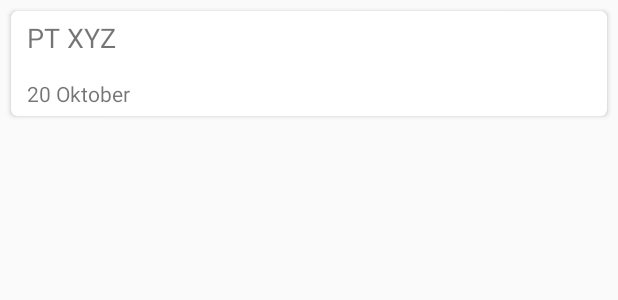
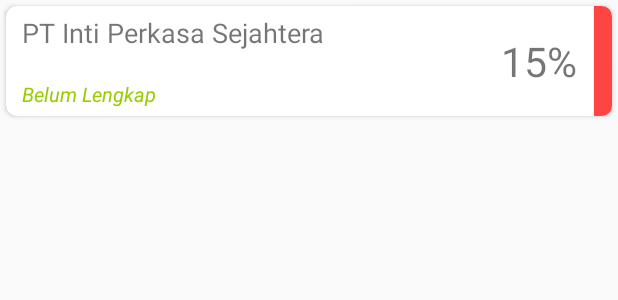
Before and after one commit to mpeew/AwalJuniSidang, an Android app: the layout list_item_survey.xml on its own in the app's theme, with its tools: preview values and no code run, on a phone screen of 412 x 824 dp. Shown: the top 300 px of the screen. Run offline under Robolectric (Android 15) with nearby library versions, the phone set to English and light mode, and no system bars.

Commit message:
sebelum swipe RecyclerView

```diff
--- a/app/src/main/java/com/mpewpazi/android/awaljunisidang/DataFetcher.java
+++ b/app/src/main/java/com/mpewpazi/android/awaljunisidang/DataFetcher.java
@@ -90,6 +90,8 @@
     private static final String MSTGelombangENDPOINT="http://192.168.1.100/galpal/mstGelombang/api";
     private static final String MSTSatuanENDPOINT="http://192.168.1.100/galpal/mstSatuan/api";
     private static final String MSTJenisProduksiENDPOINT="http://192.168.1.100/galpal/mstJenisProduksi/api";
+
+    private static final String KualifikasiSurveyENDPOINT="http://192.168.1.100/galpal/kualifikasiSurvey/api";
 
     private static final Uri MenuCheckingGalpalENDPOINT = Uri.parse("http://192.168.1.100/galpal/menuF1EntryChecking/api/id");
     private static final Uri MenuCheckingKompalENDPOINT = Uri.parse("http://192.168.1.100/galpal/menuF2EntryChecking/api/id");
@@ -201,7 +203,7 @@
 
         try {
 
-            String jsonString = getUrlString("http://192.168.1.102/galpal/");
+            String jsonString = getUrlString(KualifikasiSurveyENDPOINT);
             Log.i(TAG, "Received JSON: " + jsonString);
             JSONArray jsonBody = new JSONArray(jsonString);
             parseKualifikasiSurveys(items,jsonBody);
--- a/app/src/main/java/com/mpewpazi/android/awaljunisidang/Form/FormGalpal4.java
+++ b/app/src/main/java/com/mpewpazi/android/awaljunisidang/Form/FormGalpal4.java
@@ -30,7 +30,7 @@
     private String rutrw;
     private String note;
 
-    public static final int kode=4;
+    public static final int kode=5;
 
 
     public int getIdPeriode() {
--- a/app/src/main/java/com/mpewpazi/android/awaljunisidang/Form/FormGalpal6.java
+++ b/app/src/main/java/com/mpewpazi/android/awaljunisidang/Form/FormGalpal6.java
@@ -42,7 +42,7 @@
         this.note = note;
     }
 
-    public static final int kode=6;
+    public static final int kode=7;
 
     public int getIdPeralatanKerjaCraneServer() {
         return idPeralatanKerjaCraneServer;
--- a/app/src/main/java/com/mpewpazi/android/awaljunisidang/Form/FormKompal3a.java
+++ b/app/src/main/java/com/mpewpazi/android/awaljunisidang/Form/FormKompal3a.java
@@ -17,7 +17,7 @@
     private int satuan;
     private String note;
 
-    public static final int kode=3;
+    public static final int kode=4;
 
     public int getIdJenisKapasitasProduksiServer() {
         return idJenisKapasitasProduksiServer;
--- a/app/src/main/java/com/mpewpazi/android/awaljunisidang/Form/FormKompal3b.java
+++ b/app/src/main/java/com/mpewpazi/android/awaljunisidang/Form/FormKompal3b.java
@@ -25,7 +25,7 @@
     private String keterangan;
     private String note;
 
-    public static final int kode=4;
+    public static final int kode=5;
 
     public int getIdJumlahProduksiServer() {
         return idJumlahProduksiServer;
--- a/app/src/main/java/com/mpewpazi/android/awaljunisidang/Form/FormKompal3c.java
+++ b/app/src/main/java/com/mpewpazi/android/awaljunisidang/Form/FormKompal3c.java
@@ -21,7 +21,7 @@
     private int jumlahProduksiThn4;
     private String note;
 
-    public static final int kode=5;
+    public static final int kode=6;
 
     public int getIdSistemBerproduksiServer() {
         return idSistemBerproduksiServer;
--- a/app/src/main/java/com/mpewpazi/android/awaljunisidang/Form/FormKompal3d.java
+++ b/app/src/main/java/com/mpewpazi/android/awaljunisidang/Form/FormKompal3d.java
@@ -16,7 +16,7 @@
     private String keterangan;
     private String note;
 
-    public static final int kode=6;
+    public static final int kode=7;
 
     public int getIdStandarMutuServer() {
         return idStandarMutuServer;
--- a/app/src/main/java/com/mpewpazi/android/awaljunisidang/Fragment/FormGalpal1Fragment.java
+++ b/app/src/main/java/com/mpewpazi/android/awaljunisidang/Fragment/FormGalpal1Fragment.java
@@ -105,7 +105,7 @@
         mGalpalForms=mDummyMaker.getGalpalForms();
         mKualifikasiSurvey=mDummyMaker.getKualifikasiSurvey(DrawerFormActivity.kualifikasiSurveyId);
         mFormGalpal1=mDummyMaker.getFormGalpal1(DrawerFormActivity.kualifikasiSurveyId);
-        mMenuCheckingGalpal=mDummyMaker.getMenuCheckingGalpal(DrawerFormActivity.kualifikasiSurveyId,FormGalpal1.kode);
+        mMenuCheckingGalpal=mDummyMaker.getMenuCheckingGalpal(DrawerFormActivity.kualifikasiSurveyId,mFormGalpal1.getKodeForm());
 
         mValidator=new Validator(this);
         mValidator.setValidationListener(this);
--- a/app/src/main/java/com/mpewpazi/android/awaljunisidang/database/BaseDBHelper.java
+++ b/app/src/main/java/com/mpewpazi/android/awaljunisidang/database/BaseDBHelper.java
@@ -82,6 +82,7 @@
                         KualifikasiSurveyTable.Cols.ID_PERUSAHAAN +", " +
                         KualifikasiSurveyTable.Cols.ID_PERIODE +", " +
                         KualifikasiSurveyTable.Cols.PROGRESS +", " +
+                        KualifikasiSurveyTable.Cols.STATUS +", " +
                         KualifikasiSurveyTable.Cols.ID_GALANGAN_KAPAL +" )"
         );
 
@@ -333,7 +334,7 @@
 
         db.execSQL(
                 "create table "+MenuCheckingGalpalTable.NAME+
-                        "("+MenuCheckingGalpalTable.Cols.ID_MENU_F1_ENTRY_CHECKING+" int primary key ," +
+                        "("+MenuCheckingGalpalTable.Cols.ID_MENU_F1_ENTRY_CHECKING+" integer primary key autoincrement ," +
                         MenuCheckingGalpalTable.Cols.ID_KUALIFIKASI_SURVEY +" integer ," +
                         MenuCheckingGalpalTable.Cols.ID_MENU_F1 +" integer ," +
                         MenuCheckingGalpalTable.Cols.IS_FILL +" ," +
@@ -343,7 +344,7 @@
 
         db.execSQL(
                 "create table "+MenuCheckingKompalTable.NAME+
-                        "("+MenuCheckingKompalTable.Cols.ID_MENU_F2_ENTRY_CHECKING+" int primary key ," +
+                        "("+MenuCheckingKompalTable.Cols.ID_MENU_F2_ENTRY_CHECKING+" integer primary key autoincrement ," +
                         MenuCheckingKompalTable.Cols.ID_KUALIFIKASI_SURVEY +" integer ," +
                         MenuCheckingKompalTable.Cols.ID_MENU_F2 +" integer ," +
                         MenuCheckingKompalTable.Cols.IS_FILL +" ," +
--- a/app/src/main/java/com/mpewpazi/android/awaljunisidang/database/CursorWrapperGal.java
+++ b/app/src/main/java/com/mpewpazi/android/awaljunisidang/database/CursorWrapperGal.java
@@ -131,6 +131,7 @@
         int idPerusahaan=getInt(getColumnIndex(KualifikasiSurveyTable.Cols.ID_PERUSAHAAN));
         int idPeriodeSurvey=getInt(getColumnIndex(KualifikasiSurveyTable.Cols.ID_PERIODE));
         int idGalangan=getInt(getColumnIndex(KualifikasiSurveyTable.Cols.ID_GALANGAN_KAPAL));
+        int status=getInt(getColumnIndex(KualifikasiSurveyTable.Cols.STATUS));
         int progress=getInt(getColumnIndex(KualifikasiSurveyTable.Cols.PROGRESS));
 
         KualifikasiSurvey kualifikasiSurvey=new KualifikasiSurvey();
@@ -138,6 +139,7 @@
         kualifikasiSurvey.setPerusahaanId(idPerusahaan);
         kualifikasiSurvey.setPeriodeSurveyId(idPeriodeSurvey);
         kualifikasiSurvey.setGalanganKapalId(idGalangan);
+        kualifikasiSurvey.setStatus(status);
         kualifikasiSurvey.setProgress(progress);
 
         return kualifikasiSurvey;
--- a/app/src/main/res/layout/list_item_survey.xml
+++ b/app/src/main/res/layout/list_item_survey.xml
@@ -3,10 +3,10 @@
     xmlns:android="http://schemas.android.com/apk/res/android"
     xmlns:tools="http://schemas.android.com/tools"
     android:layout_width="match_parent"
-    android:layout_margin="7dp"
+    android:layout_margin="4dp"
     android:padding="5dp"
     android:layout_height="wrap_content"
-    card_view:cardCornerRadius="4dp">
+    card_view:cardCornerRadius="7dp">
 
     <LinearLayout
         android:orientation="horizontal"
@@ -20,46 +20,51 @@
             android:layout_marginLeft="5dp"
             android:padding="5dp"
             android:orientation="vertical"
-            android:layout_weight="65"
+            android:layout_weight="79"
             android:layout_width="0dp"
             android:layout_height="match_parent">
 
             <TextView
                 android:id="@+id/survey_nama_perusahaan"
                 android:textSize="18dp"
+                android:singleLine="true"
+                android:ellipsize="end"
                 android:layout_width="match_parent"
                 android:layout_height="wrap_content"
-                tools:text="PT XYZ"/>
+                tools:text="PT Inti Perkasa Sejahtera"/>
 
             <TextView
                 android:id="@+id/survey_jenis_objek_survey"
-                android:textSize="11dp"
-                android:textStyle="italic"
+                android:textSize="14dp"
                 android:layout_width="match_parent"
                 android:layout_height="wrap_content"/>
 
             <TextView
-                android:id="@+id/survey_periode_survey"
+                android:id="@+id/survey_status_survey"
+                android:textSize="13dp"
+                android:textStyle="italic"
                 android:layout_width="match_parent"
                 android:layout_height="wrap_content"
-                tools:text="20 Oktober"/>
+                android:text="Belum Lengkap"
+                android:textColor="@android:color/holo_green_light"/>
 
         </LinearLayout>
 
-        <ImageView
-            android:layout_weight="15"
-            android:padding="5dp"
-            android:id="@+id/survey_gembok_image"
-            android:layout_width="0dp"
-            android:layout_height="match_parent"/>
 
         <TextView
             android:gravity="center_vertical"
-            android:layout_marginLeft="5dp"
-            android:layout_weight="20"
+            android:layout_weight="18"
             android:textSize="27dp"
-            android:padding="5dp"
+            android:paddingLeft="10dp"
             android:id="@+id/survey_progres_persen"
+            android:layout_width="0dp"
+            android:layout_height="match_parent"
+            tools:text="15%"/>
+
+        <Button
+            android:textColor="@android:color/white"
+            android:background="@android:color/holo_red_light"
+            android:layout_weight="3"
             android:layout_width="0dp"
             android:layout_height="match_parent"/>
 
```
Also changed, not shown: app/src/main/java/com/mpewpazi/android/awaljunisidang/DataPusher.java (+46 -0 lines), app/src/main/java/com/mpewpazi/android/awaljunisidang/HomePageActivity.java (+3 -7 lines), app/src/main/java/com/mpewpazi/android/awaljunisidang/LoginActivity.java (+26 -5 lines), app/src/main/java/com/mpewpazi/android/awaljunisidang/dummy/DummyMaker.java (+7 -8 lines).
